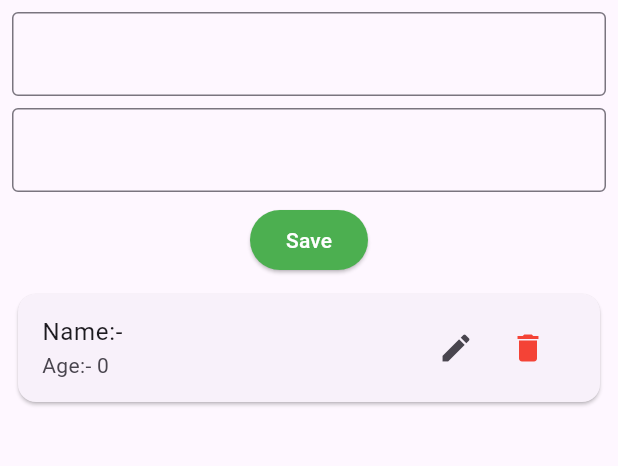
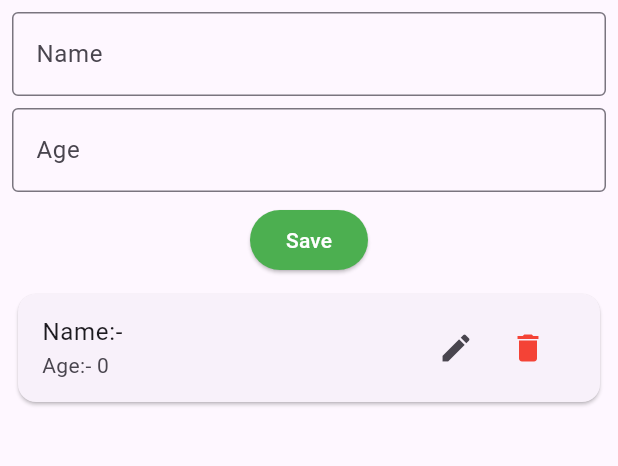
Before and after one commit to lahteefmitco/oxdo_sqflite, a Flutter app: the screen it shows after launch, after a tap on "Save", on a phone screen of 412 x 824 dp, the part 84-550 px from its top. Run offline on Flutter 3.47's test engine with Material 3 defaults, Android fonts, the phone set to English and light mode, and no system bars; our stand-ins replace sqflite; accounts and stored records are empty.

Commit message:
updated labels and hints

```diff
--- a/lib/main.dart
+++ b/lib/main.dart
@@ -55,7 +55,6 @@ class _MyHomePageState extends State<MyHomePage> {
 
   @override
   void initState() {
-
     // Call all persons
     _getAllPersons();
 
@@ -144,12 +143,16 @@ class _MyHomePageState extends State<MyHomePage> {
           child: Column(
             mainAxisAlignment: MainAxisAlignment.center,
             children: <Widget>[
-
               // name field
               TextField(
                 controller: _nameController,
                 focusNode: _nameFocusNode,
-                decoration: const InputDecoration(border: OutlineInputBorder()),
+                decoration: const InputDecoration(
+                  border: OutlineInputBorder(),
+                  label: Text("Name"),
+                  hintText: "Enter name",
+                  hintStyle: TextStyle(color: Colors.black38),
+                ),
               ),
               const SizedBox(
                 height: 8,
@@ -159,7 +162,12 @@ class _MyHomePageState extends State<MyHomePage> {
               TextField(
                 controller: _ageController,
                 focusNode: _ageFocus,
-                decoration: const InputDecoration(border: OutlineInputBorder()),
+                decoration: const InputDecoration(
+                  border: OutlineInputBorder(),
+                  label: Text("Age"),
+                  hintText: "Enter age",
+                  hintStyle: TextStyle(color: Colors.black38),
+                ),
                 keyboardType: TextInputType.number,
               ),
               const SizedBox(
@@ -169,19 +177,14 @@ class _MyHomePageState extends State<MyHomePage> {
               // save or edit buttton
               ElevatedButton(
                 onPressed: () {
-
                   if (_saveButtonMode == SaveButtonMode.save) {
-
                     // To save
                     final personToSave = Person(
                       name: _nameController.text.trim(),
                       age: int.tryParse(_ageController.text.trim()) ?? 0,
                     );
                     _addPerson(personToSave);
-
-
                   } else {
-
                     // To update
                     final personToUpdate = Person(
                       id: _personToUpdate?.id,
@@ -220,7 +223,6 @@ class _MyHomePageState extends State<MyHomePage> {
                         children: [
                           IconButton(
                             onPressed: () {
-
                               // take data to update
                               _bringPersonToUpdata(person);
                             },
@@ -228,12 +230,10 @@ class _MyHomePageState extends State<MyHomePage> {
                           ),
                           IconButton(
                             onPressed: () {
-
                               // delete data
                               if (person.id != null) {
                                 _deletePerson(person.id!);
                               }
-
                             },
                             color: Colors.red,
                             icon: const Icon(Icons.delete),
@@ -255,7 +255,6 @@ class _MyHomePageState extends State<MyHomePage> {
     );
   }
 }
-
 
 enum SaveButtonMode { save, edit }
 
```
